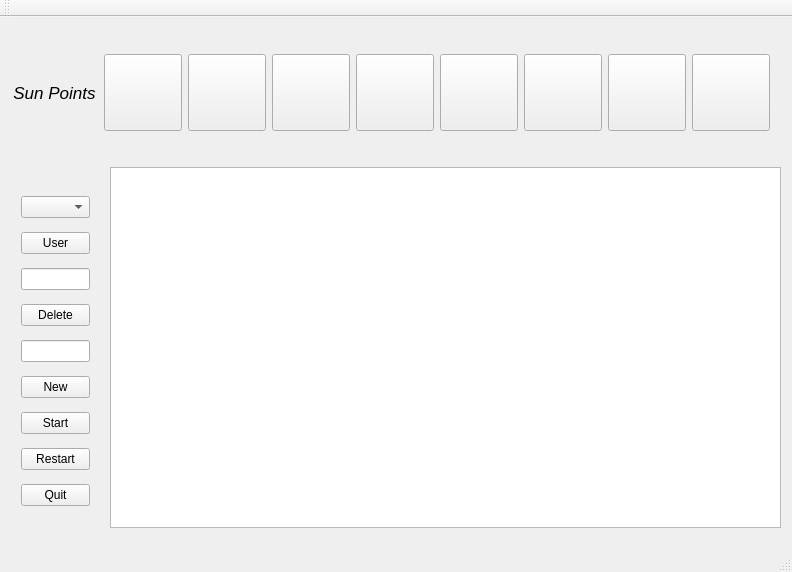
This is mainwindow.ui in TareqTayeh/PlantsvsZombies as Qt 5 draws it before an edit. The edited form follows.
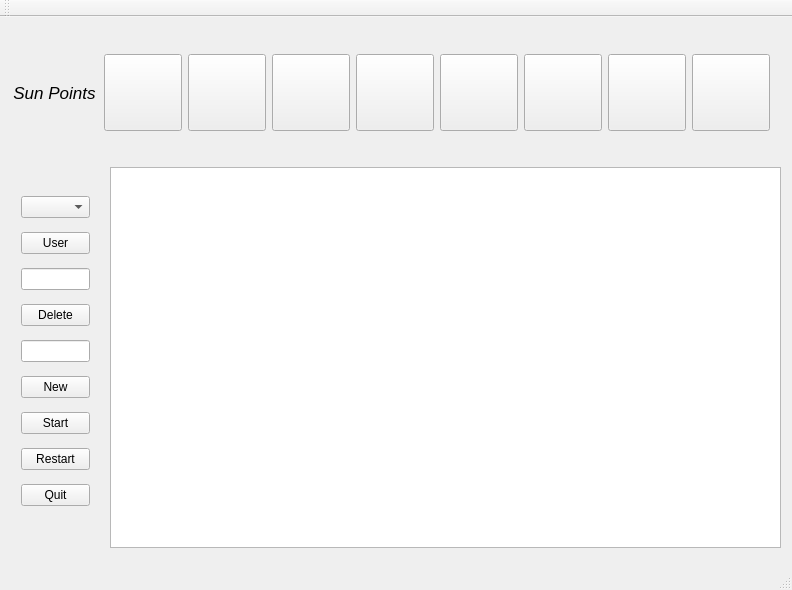
This is the edited form. Custom widgets are drawn as their Qt base class.

Diff of the .ui file:
```diff
--- a/mainwindow.ui
+++ b/mainwindow.ui
@@ -7,7 +7,7 @@
     <x>0</x>
     <y>0</y>
     <width>792</width>
-    <height>572</height>
+    <height>590</height>
    </rect>
   </property>
   <property name="windowTitle">
@@ -20,7 +20,7 @@
       <x>110</x>
       <y>150</y>
       <width>671</width>
-      <height>361</height>
+      <height>381</height>
      </rect>
     </property>
     <property name="backgroundBrush">
```
